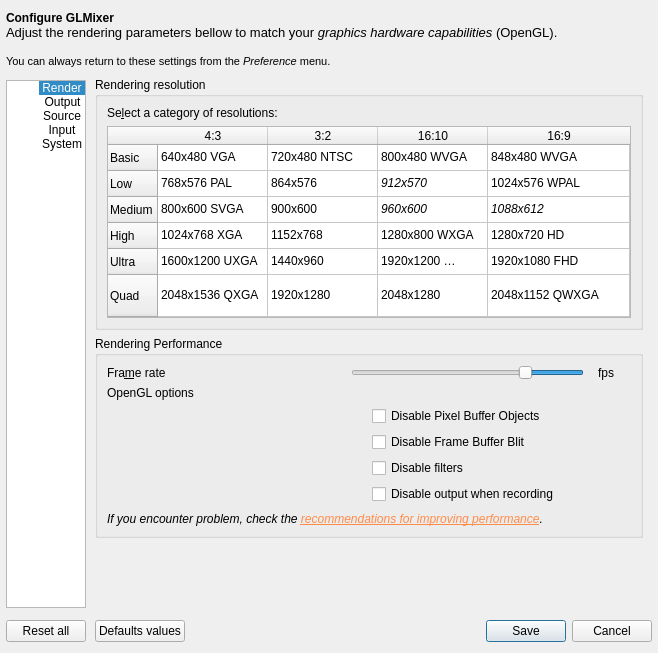
Old version of the form src/UserPreferencesDialog.ui in the repository markus-wa/glmixer-mirror.
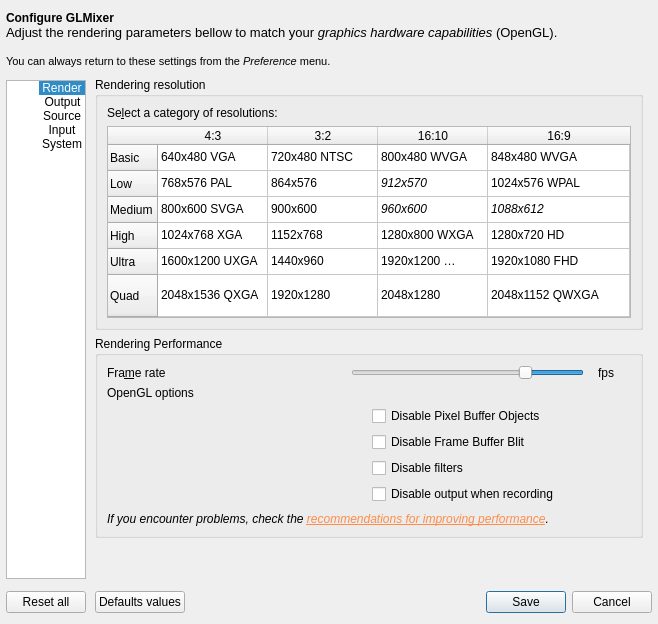
New version of the form. Icons and pictures are not drawn. Custom widgets are drawn as their Qt base class.

Commit message: BugFix: prevent triggering of session in sessionSwitcher when disabled during recording.

```diff
--- a/src/UserPreferencesDialog.ui
+++ b/src/UserPreferencesDialog.ui
@@ -7,7 +7,7 @@
     <x>0</x>
     <y>0</y>
     <width>658</width>
-    <height>653</height>
+    <height>624</height>
    </rect>
   </property>
   <property name="windowTitle">
@@ -850,7 +850,7 @@
               <item>
                <widget class="QLabel" name="informationFps">
                 <property name="text">
-                 <string>&lt;html&gt;&lt;head/&gt;&lt;body&gt;&lt;p&gt;&lt;span style=&quot; font-size:9pt; font-style:italic;&quot;&gt;If you encounter problem, check the &lt;/span&gt;&lt;a href=&quot;https://sourceforge.net/p/glmixer/wiki/Performance%20Improvements/&quot;&gt;&lt;span style=&quot; font-size:9pt; font-style:italic; text-decoration: underline; color:#ff8c49;&quot;&gt;recommendations for improving performance&lt;/span&gt;&lt;/a&gt;&lt;span style=&quot; font-size:9pt; font-style:italic;&quot;&gt;.&lt;/span&gt;&lt;/p&gt;&lt;/body&gt;&lt;/html&gt;</string>
+                 <string>&lt;html&gt;&lt;head/&gt;&lt;body&gt;&lt;p&gt;&lt;span style=&quot; font-size:9pt; font-style:italic;&quot;&gt;If you encounter problems, check the &lt;/span&gt;&lt;a href=&quot;https://sourceforge.net/p/glmixer/wiki/Performance%20Improvements/&quot;&gt;&lt;span style=&quot; font-size:9pt; font-style:italic; text-decoration: underline; color:#ff8c49;&quot;&gt;recommendations for improving performance&lt;/span&gt;&lt;/a&gt;&lt;span style=&quot; font-size:9pt; font-style:italic;&quot;&gt;.&lt;/span&gt;&lt;/p&gt;&lt;/body&gt;&lt;/html&gt;</string>
                 </property>
                 <property name="textFormat">
                  <enum>Qt::RichText</enum>
```
Left out of the diff: 15 changed lines with no effect on the pictures. The commit also changes 2 other files.
